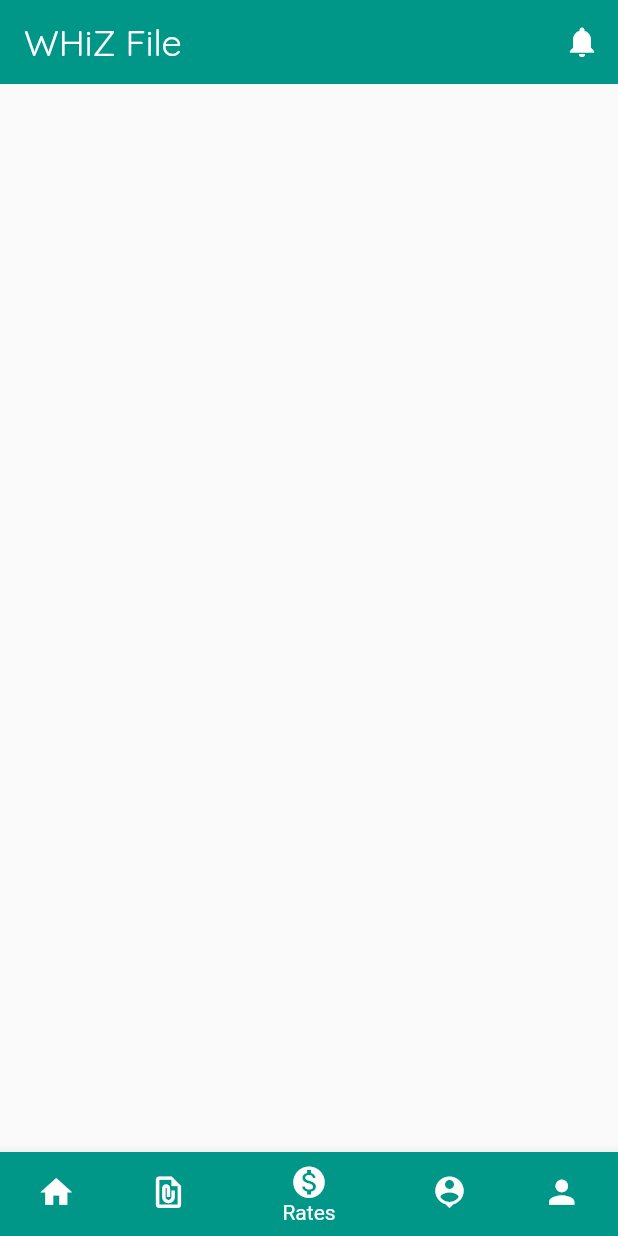
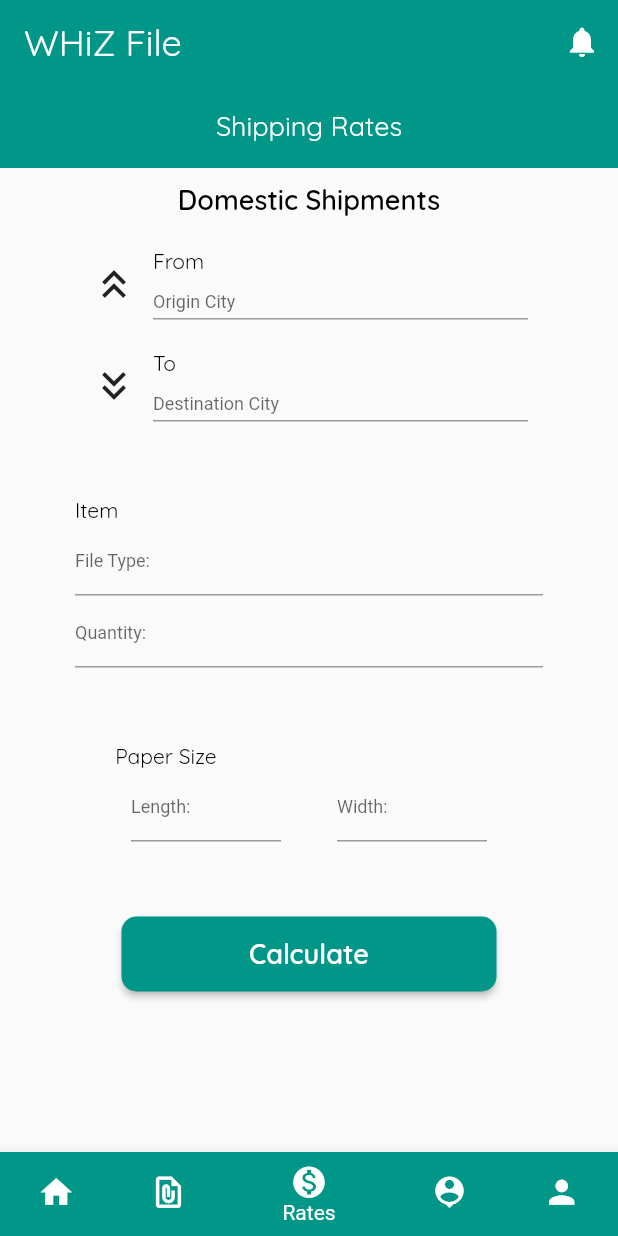
Before and after one commit to Lans12345/WhizFile, a Flutter app: the screen it shows after launch, item 3 of the bottom bar chosen, on a phone screen of 412 x 824 dp. Run offline on Flutter 3.47's test engine with Material 2 defaults, Android fonts, the phone set to English and light mode, and no system bars.

Commit message:
added rates page

```diff
--- a/lib/screens/pages/rates_page.dart
+++ b/lib/screens/pages/rates_page.dart
@@ -1,3 +1,6 @@
+import 'package:files_tracking/widgets/appbar_widget.dart';
+import 'package:files_tracking/widgets/button_widget.dart';
+import 'package:files_tracking/widgets/text_widget.dart';
 import 'package:flutter/material.dart';
 
 class RatesPage extends StatelessWidget {
@@ -5,6 +8,149 @@ class RatesPage extends StatelessWidget {
 
   @override
   Widget build(BuildContext context) {
-    return Container();
+    return Scaffold(
+      appBar: AppbarWidget('Shipping Rates'),
+      body: SingleChildScrollView(
+        child: Center(
+          child: Column(
+            children: [
+              SizedBox(
+                height: 10,
+              ),
+              TextBold(
+                  text: 'Domestic Shipments',
+                  fontSize: 18,
+                  color: Colors.black),
+              SizedBox(
+                height: 20,
+              ),
+              Row(
+                mainAxisAlignment: MainAxisAlignment.center,
+                children: [
+                  Icon(
+                    Icons.keyboard_double_arrow_up_sharp,
+                    size: 32,
+                  ),
+                  SizedBox(
+                    width: 10,
+                  ),
+                  Column(
+                    crossAxisAlignment: CrossAxisAlignment.start,
+                    children: [
+                      TextRegular(
+                          text: 'From', fontSize: 14, color: Colors.black),
+                      SizedBox(
+                          height: 30,
+                          width: 250,
+                          child: TextFormField(
+                            decoration: InputDecoration(
+                                hintStyle: TextStyle(fontSize: 12),
+                                hintText: 'Origin City'),
+                          )),
+                    ],
+                  ),
+                ],
+              ),
+              SizedBox(
+                height: 20,
+              ),
+              Row(
+                mainAxisAlignment: MainAxisAlignment.center,
+                children: [
+                  Icon(
+                    Icons.keyboard_double_arrow_down_sharp,
+                    size: 32,
+                  ),
+                  SizedBox(
+                    width: 10,
+                  ),
+                  Column(
+                    crossAxisAlignment: CrossAxisAlignment.start,
+                    children: [
+                      TextRegular(
+                          text: 'To', fontSize: 14, color: Colors.black),
+                      SizedBox(
+                          height: 30,
+                          width: 250,
+                          child: TextFormField(
+                            decoration: InputDecoration(
+                                hintStyle: TextStyle(fontSize: 12),
+                                hintText: 'Destination City'),
+                          )),
+                    ],
+                  ),
+                ],
+              ),
+              SizedBox(
+                height: 50,
+              ),
+              Padding(
+                padding: const EdgeInsets.only(left: 50, right: 50),
+                child: Column(
+                  crossAxisAlignment: CrossAxisAlignment.start,
+                  children: [
+                    TextRegular(
+                        text: 'Item', fontSize: 14, color: Colors.black),
+                    TextFormField(
+                      decoration: InputDecoration(
+                          hintStyle: TextStyle(fontSize: 12),
+                          hintText: 'File Type:'),
+                    ),
+                  ],
+                ),
+              ),
+              Padding(
+                padding: const EdgeInsets.only(left: 50, right: 50),
+                child: TextFormField(
+                  decoration: InputDecoration(
+                      hintStyle: TextStyle(fontSize: 12),
+                      hintText: 'Quantity: '),
+                ),
+              ),
+              SizedBox(
+                height: 50,
+              ),
+              Padding(
+                padding: const EdgeInsets.only(left: 50, right: 50),
+                child: Column(
+                  crossAxisAlignment: CrossAxisAlignment.start,
+                  children: [
+                    TextRegular(
+                        text: '       Paper Size',
+                        fontSize: 14,
+                        color: Colors.black),
+                    Row(
+                      mainAxisAlignment: MainAxisAlignment.spaceEvenly,
+                      children: [
+                        SizedBox(
+                          width: 100,
+                          child: TextFormField(
+                            decoration: InputDecoration(
+                                hintStyle: TextStyle(fontSize: 12),
+                                hintText: 'Length:'),
+                          ),
+                        ),
+                        SizedBox(
+                          width: 100,
+                          child: TextFormField(
+                            decoration: InputDecoration(
+                                hintStyle: TextStyle(fontSize: 12),
+                                hintText: 'Width:'),
+                          ),
+                        ),
+                      ],
+                    ),
+                  ],
+                ),
+              ),
+              SizedBox(
+                height: 50,
+              ),
+              ButtonWidget(onPressed: () {}, text: 'Calculate'),
+            ],
+          ),
+        ),
+      ),
+    );
   }
 }
--- a/lib/widgets/button_widget.dart
+++ b/lib/widgets/button_widget.dart
@@ -19,7 +19,7 @@ class ButtonWidget extends StatelessWidget {
         borderRadius: BorderRadius.circular(10),
       ),
       minWidth: 250,
-      color: Colors.black,
+      color: Colors.teal,
       onPressed: onPressed,
       child: TextBold(text: text, fontSize: 18, color: Colors.white),
     );
```
